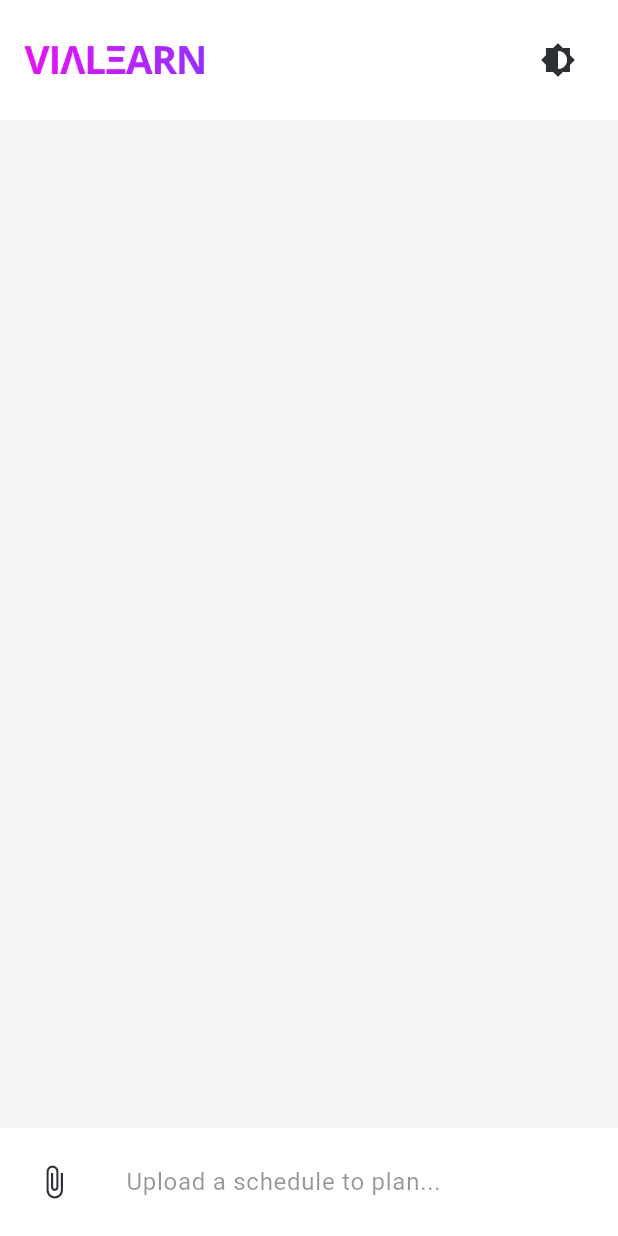
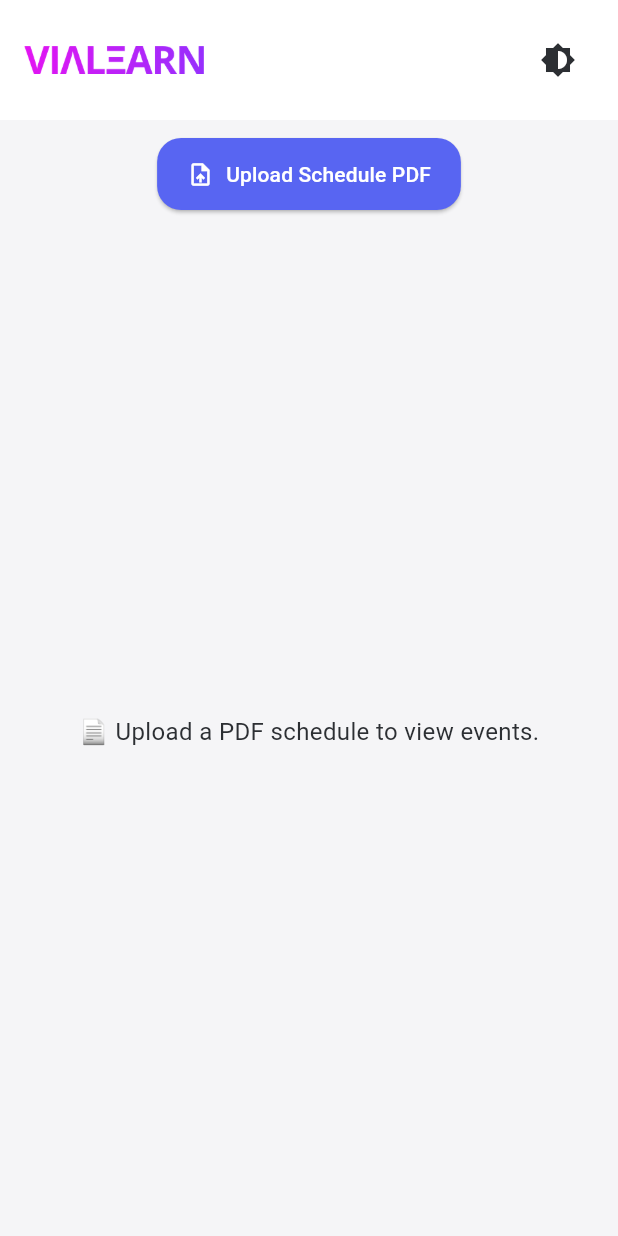
Before and after one commit to Via-Learn/MVP-frontend, a Flutter app: the PlanPage screen opened directly, on a phone screen of 412 x 824 dp. Run offline on Flutter 3.47's test engine with Material 3 defaults, Android fonts, the light colour scheme and no system bars; our stand-ins replace animated_text_kit, file_picker, firebase_auth, firebase_core, flutter_markdown, geolocator and 2 more; accounts and stored records are empty.

Commit message:
via plan theme updated and UI redesigned.

```diff
--- a/lib/features/plan/presentation/plan_screen.dart
+++ b/lib/features/plan/presentation/plan_screen.dart
@@ -21,22 +21,6 @@ class _PlanPageState extends State<PlanPage> {
   final ScrollController _scrollController = ScrollController();
   final Set<String> _added = {};
   List<EventModel> _events = [];
-  String _userName = "";
-
-  @override
-  void initState() {
-    super.initState();
-    _loadUserName();
-  }
-
-  Future<void> _loadUserName() async {
-    final user = FirebaseAuth.instance.currentUser;
-    if (user != null) {
-      setState(() {
-        _userName = user.displayName ?? "User";
-      });
-    }
-  }
 
   Future<void> _pickAndUploadFile() async {
     final result = await FilePicker.platform.pickFiles(
@@ -86,86 +70,57 @@ class _PlanPageState extends State<PlanPage> {
   Widget _buildEventCard(EventModel event) {
     final isAdded = _added.contains(event.title);
 
-    return Container(
-      margin: const EdgeInsets.only(bottom: 12),
-      padding: const EdgeInsets.all(16),
-      decoration: BoxDecoration(
-        color: Theme.of(context).colorScheme.surface,
-        borderRadius: BorderRadius.circular(12),
+    return Card(
+      elevation: 3,
+      shape: RoundedRectangleBorder(borderRadius: BorderRadius.circular(16)),
+      margin: const EdgeInsets.symmetric(vertical: 8, horizontal: 12),
+      child: ListTile(
+        title: Text(
+          _sanitizeText(event.title),
+          style: Theme.of(context).textTheme.bodyLarge?.copyWith(fontWeight: FontWeight.bold),
         ),
-      child: Row(
-        children: [
-          Expanded(
-            child: Column(
-              crossAxisAlignment: CrossAxisAlignment.start,
-              children: [
-                Text(
-                  _sanitizeText(event.title),
-                  style: Theme.of(context).textTheme.bodyLarge?.copyWith(
-                    fontWeight: FontWeight.bold,
-                    color: Theme.of(context).colorScheme.onSurface,
-                  ),
-                ),
-                const SizedBox(height: 4),
-                Text(
-                  "${event.type} — ${event.date}",
-                  style: Theme.of(context).textTheme.bodyMedium?.copyWith(
-                    color: Theme.of(context).colorScheme.onSurface.withOpacity(0.7),
-                  ),
-                ),
-              ],
-            ),
-          ),
-          IconButton(
+        subtitle: Text("${event.type} — ${event.date}"),
+        trailing: IconButton(
           icon: Icon(
             isAdded ? Icons.check_circle : Icons.add_circle_outline,
             color: isAdded ? Colors.green : Theme.of(context).colorScheme.primary,
           ),
           onPressed: isAdded ? null : () => _addToCalendar(event),
         ),
-        ],
-      ),
-    );
-  }
-
-  Widget _buildInputBar() {
-    return Container(
-      padding: const EdgeInsets.all(12),
-      color: Theme.of(context).colorScheme.surface,
-      child: Row(
-        children: [
-          IconButton(
-            icon: Icon(Icons.attach_file, color: Theme.of(context).colorScheme.onSurface),
-            onPressed: _pickAndUploadFile,
-          ),
-          const SizedBox(width: 8),
-          Expanded(
-            child: TextField(
-              style: TextStyle(color: Theme.of(context).colorScheme.onSurface),
-              decoration: InputDecoration(
-                hintText: 'Upload a schedule to plan...',
-                hintStyle: TextStyle(color: Theme.of(context).colorScheme.onSurface.withOpacity(0.5)),
-                border: const OutlineInputBorder(
-                  borderRadius: BorderRadius.all(Radius.circular(20)),
-                  borderSide: BorderSide.none,
-                ),
-                filled: true,
-                fillColor: Theme.of(context).colorScheme.surface,
-                contentPadding: const EdgeInsets.symmetric(horizontal: 12, vertical: 10),
-              ),
-            ),
-          ),
-        ],
+        onTap: () => _addToCalendar(event),
       ),
     );
   }
 
   Widget _buildEventList() {
+    if (_events.isEmpty) {
+      return const Center(
+        child: Padding(
+          padding: EdgeInsets.symmetric(vertical: 32.0),
+          child: Text("📄 Upload a PDF schedule to view events."),
+        ),
+      );
+    }
     return ListView.builder(
       controller: _scrollController,
-      padding: const EdgeInsets.all(16),
+      padding: const EdgeInsets.only(bottom: 80),
       itemCount: _events.length,
       itemBuilder: (context, index) => _buildEventCard(_events[index]),
+    );
+  }
+
+  Widget _buildUploadSection() {
+    return Padding(
+      padding: const EdgeInsets.symmetric(horizontal: 16.0, vertical: 12.0),
+      child: ElevatedButton.icon(
+        onPressed: _pickAndUploadFile,
+        icon: const Icon(Icons.upload_file),
+        label: const Text('Upload Schedule PDF'),
+        style: ElevatedButton.styleFrom(
+          padding: const EdgeInsets.symmetric(horizontal: 20, vertical: 14),
+          shape: RoundedRectangleBorder(borderRadius: BorderRadius.circular(16)),
+        ),
+      ),
     );
   }
 
@@ -177,8 +132,8 @@ class _PlanPageState extends State<PlanPage> {
         child: Column(
           children: [
             const AppHeader(),
+            _buildUploadSection(),
             Expanded(child: _buildEventList()),
-            _buildInputBar(),
           ],
         ),
       ),
```
Lines whose indentation alone changed are shown as unchanged.
